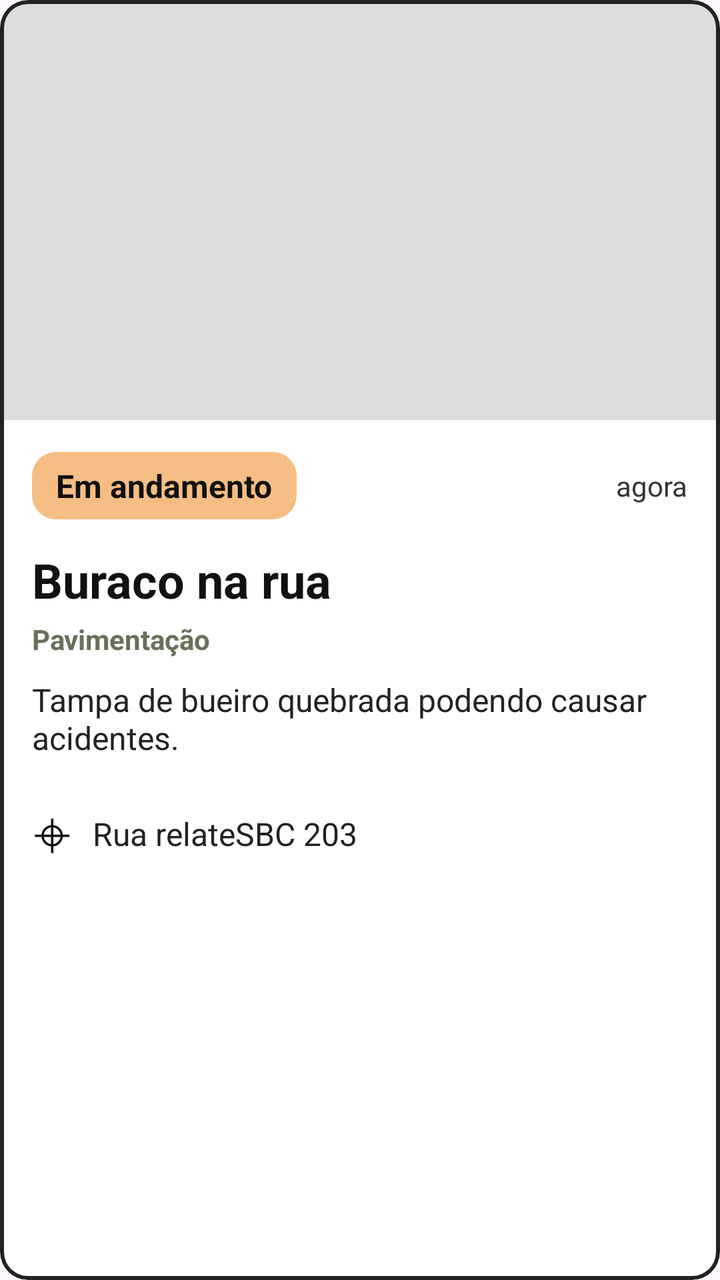
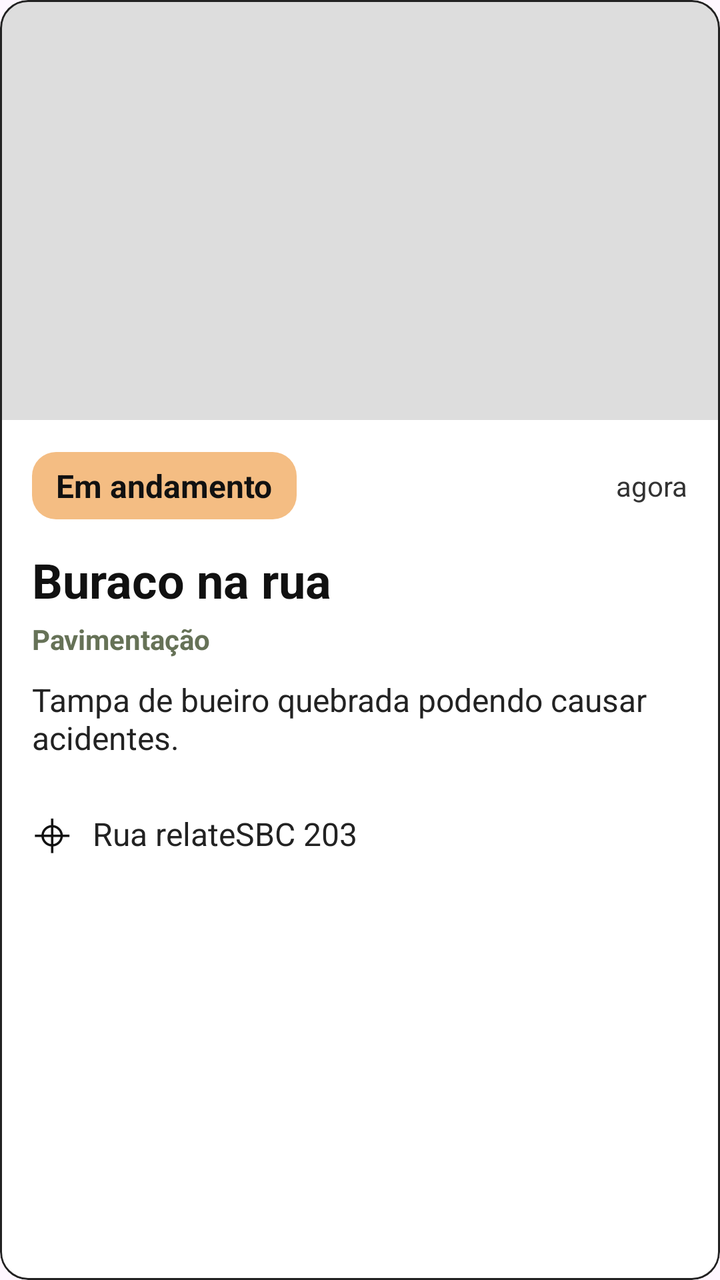

Compare the two renders of this Android layout. The source of the first and the diff that turns it into the second are given below.
<!-- AndroidManifest.xml: application theme Theme.TCC -->
<!-- res/layout/item_card.xml -->
<?xml version="1.0" encoding="utf-8"?>
<com.google.android.material.card.MaterialCardView
    xmlns:android="http://schemas.android.com/apk/res/android"
    xmlns:app="http://schemas.android.com/apk/res-auto"

    android:layout_width="match_parent"
    android:layout_height="wrap_content"
    android:layout_marginBottom="20dp"

    app:cardBackgroundColor="#FFFFFF"
    app:cardCornerRadius="14dp"
    app:cardElevation="0dp"
    app:strokeColor="#222222"
    app:strokeWidth="2dp">


    <LinearLayout
        android:layout_width="match_parent"
        android:layout_height="wrap_content"
        android:orientation="vertical">


        

        <ImageView
            android:id="@+id/cardFoto"
            android:layout_width="match_parent"
            android:layout_height="210dp"
            android:background="#DDDDDD"
            android:contentDescription="Foto da denúncia"
            android:scaleType="centerCrop" />


        

        <LinearLayout
            android:layout_width="match_parent"
            android:layout_height="wrap_content"
            android:orientation="vertical"
            android:padding="16dp">


            

            <LinearLayout
                android:layout_width="match_parent"
                android:layout_height="wrap_content"
                android:gravity="center_vertical"
                android:orientation="horizontal">


                <TextView
                    android:id="@+id/cardStatus"
                    android:layout_width="wrap_content"
                    android:layout_height="wrap_content"
                    android:background="@drawable/bg_status"
                    android:paddingStart="12dp"
                    android:paddingTop="6dp"
                    android:paddingEnd="12dp"
                    android:paddingBottom="6dp"
                    android:text="Em andamento"
                    android:textColor="#111111"
                    android:textSize="16sp"
                    android:textStyle="bold" />


                <Space
                    android:layout_width="0dp"
                    android:layout_height="1dp"
                    android:layout_weight="1" />


                <TextView
                    android:id="@+id/cardTempo"
                    android:layout_width="wrap_content"
                    android:layout_height="wrap_content"
                    android:text="agora"
                    android:textColor="#333333"
                    android:textSize="14sp" />

            </LinearLayout>


            

            <TextView
                android:id="@+id/cardTitulo"
                android:layout_width="match_parent"
                android:layout_height="wrap_content"
                android:layout_marginTop="14dp"
                android:text="Buraco na rua"
                android:textColor="#111111"
                android:textSize="24sp"
                android:textStyle="bold" />


            

            <TextView
                android:id="@+id/cardCategoria"
                android:layout_width="wrap_content"
                android:layout_height="wrap_content"
                android:layout_marginTop="4dp"
                android:text="Pavimentação"
                android:textColor="#667257"
                android:textSize="14sp"
                android:textStyle="bold" />


            

            <TextView
                android:id="@+id/cardDescricao"
                android:layout_width="match_parent"
                android:layout_height="wrap_content"
                android:layout_marginTop="10dp"
                android:text="Tampa de bueiro quebrada podendo causar acidentes."
                android:textColor="#222222"
                android:textSize="16sp" />


            

            <LinearLayout
                android:layout_width="match_parent"
                android:layout_height="wrap_content"
                android:layout_marginTop="18dp"
                android:gravity="center_vertical"
                android:orientation="horizontal">


                <TextView
                    android:layout_width="wrap_content"
                    android:layout_height="wrap_content"
                    android:text="⌖"
                    android:textColor="#111111"
                    android:textSize="28sp" />


                <TextView
                    android:id="@+id/cardEndereco"
                    android:layout_width="0dp"
                    android:layout_height="wrap_content"
                    android:layout_marginStart="10dp"
                    android:layout_weight="1"
                    android:text="Rua relateSBC 203"
                    android:textColor="#222222"
                    android:textSize="16sp" />

            </LinearLayout>

        </LinearLayout>

    </LinearLayout>

</com.google.android.material.card.MaterialCardView>
<!-- resources referenced by this layout -->
<resources>
  <!-- drawable bg_status (drawable) -->
  <?xml version="1.0" encoding="utf-8"?>
  <shape xmlns:android="http://schemas.android.com/apk/res/android">
  
      <solid android:color="#F4BD83" />
  
      <corners android:radius="12dp" />
  
  </shape>
  <style name="Theme.TCC" parent="Base.Theme.TCC" />
  <style name="Base.Theme.TCC" parent="Theme.Material3.DayNight.NoActionBar">
          
          
      </style>
</resources>

<!-- the commit's change to res/layout/item_card.xml (unified diff, before → after) -->
@@ -5,13 +5,13 @@
 
     android:layout_width="match_parent"
     android:layout_height="wrap_content"
-    android:layout_marginBottom="20dp"
+    android:layout_marginBottom="16dp"
 
     app:cardBackgroundColor="#FFFFFF"
     app:cardCornerRadius="14dp"
     app:cardElevation="0dp"
     app:strokeColor="#222222"
-    app:strokeWidth="2dp">
+    app:strokeWidth="1dp">
 
 
     <LinearLayout
